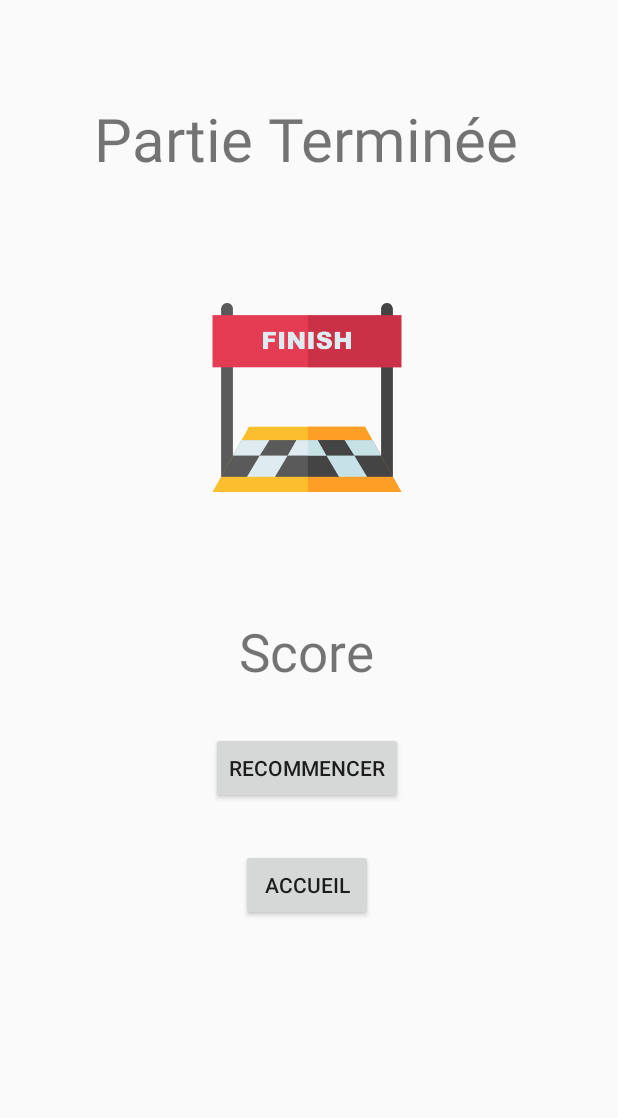
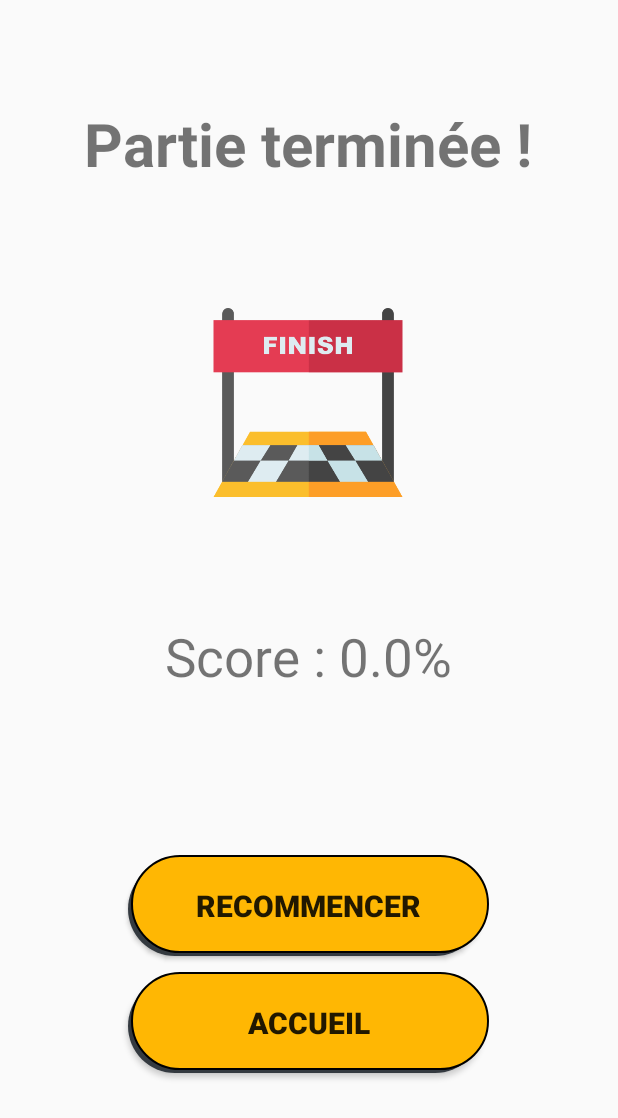
Before and after one commit to ETS-Android2/ProjetAndroidApplication, an Android app: the EndActivity screen opened directly, with no data from a screen before it, on a phone screen of 412 x 824 dp. Shown: the top 1118 px of the screen. Run offline under Robolectric (Android 15) with nearby library versions, the phone set to English and light mode, and no system bars.

Commit message:
EndActivity.class terminée

```diff
--- a/CodeProjet/app/src/main/java/com/example/applicationcalculmental/EndActivity.java
+++ b/CodeProjet/app/src/main/java/com/example/applicationcalculmental/EndActivity.java
@@ -3,8 +3,16 @@ package com.example.applicationcalculmental;
 import android.content.Intent;
 import android.support.v7.app.AppCompatActivity;
 import android.os.Bundle;
+import android.view.View;
+import android.widget.Button;
+import android.widget.EditText;
+import android.widget.TextView;
 
 public class EndActivity extends AppCompatActivity {
+
+    private Button reset;
+    private Button home;
+    private TextView scoreText;
 
     private double score;
 
@@ -18,5 +26,31 @@ public class EndActivity extends AppCompatActivity {
         if(intent != null) {
             if(intent.hasExtra("score")) score = intent.getDoubleExtra("score", 0.0);
         }
+
+        scoreText = (TextView) findViewById(R.id.textViewScore);
+        scoreText.setText("Score : " + score + "%");
+
+        reset = (Button) findViewById(R.id.buttonReset);
+        home = (Button) findViewById(R.id.buttonHome);
+
+        reset.setOnClickListener(new View.OnClickListener() {
+            @Override
+            public void onClick(View view) {
+                openActivityNewGame();
+            }
+        });
+
+        home.setOnClickListener(new View.OnClickListener() {
+            @Override
+            public void onClick(View view) {
+                openActivityHome();
+            }
+        });
+    }
+
+    private void openActivityHome() { startActivity(new Intent(this, MainActivity.class)); }
+
+    private void openActivityNewGame() {
+        startActivity(new Intent(this, NewGameActivity.class));
     }
 }
--- a/CodeProjet/app/src/main/java/com/example/applicationcalculmental/GameActivity.java
+++ b/CodeProjet/app/src/main/java/com/example/applicationcalculmental/GameActivity.java
@@ -305,10 +305,6 @@ public class GameActivity extends AppCompatActivity {
         }
     }
 
-    private void bouclePartie(int limite) {
-
-    }
-
     private boolean videTextViewResultat() {
         textViewResultat.setText("");
         Reponse = 0L;
--- a/CodeProjet/app/src/main/res/layout/activity_end.xml
+++ b/CodeProjet/app/src/main/res/layout/activity_end.xml
@@ -7,28 +7,55 @@
     tools:context=".EndActivity">
 
     <LinearLayout
-        android:layout_width="409dp"
-        android:layout_height="729dp"
+        android:layout_width="match_parent"
+        android:layout_height="match_parent"
+        android:orientation="vertical">
+
+        <Space
+            android:layout_width="match_parent"
+            android:layout_height="wrap_content"
+            android:layout_weight="1"/>
+
+        <LinearLayout
+            android:layout_width="match_parent"
+            android:layout_height="wrap_content"
+            android:orientation="horizontal">
+
+            <Space
+                android:layout_width="wrap_content"
+                android:layout_height="match_parent"
+                android:layout_weight="1"/>
+
+            <LinearLayout
+                android:layout_width="wrap_content"
+                android:layout_height="wrap_content"
                 android:orientation="vertical"
-        tools:layout_editor_absoluteX="1dp"
-        tools:layout_editor_absoluteY="1dp"
-        tools:ignore="MissingConstraints">
+                android:layout_weight="4">
 
                 <TextView
-            android:id="@+id/textViewFinPartie"
-            android:layout_width="wrap_content"
+                    android:layout_width="match_parent"
                     android:layout_height="wrap_content"
-            android:layout_gravity="center"
-            android:layout_marginTop="65dp"
+                    android:text="Partie terminée !"
                     android:textSize="40dp"
-            android:text="Partie Terminée" />
+                    android:textStyle="bold"
+                    android:gravity="center"
+                    android:id="@+id/textViewFinPartie"/>
 
                 <ImageView
-            android:id="@+id/imageFin"
                     android:layout_width="149dp"
                     android:layout_height="291dp"
+                    android:src="@drawable/finish"
                     android:layout_gravity="center"
-            android:src="@drawable/finish" />
+                    android:id="@+id/imageFin"/>
+
+            </LinearLayout>
+
+            <Space
+                android:layout_width="wrap_content"
+                android:layout_height="match_parent"
+                android:layout_weight="1"/>
+
+        </LinearLayout>
 
         <TextView
             android:id="@+id/textViewScore"
@@ -40,24 +67,63 @@
 
         <LinearLayout
             android:layout_width="match_parent"
+            android:layout_height="wrap_content"
+            android:layout_weight="3"
+            android:orientation="horizontal">
+
+            <Space
+                android:layout_width="wrap_content"
                 android:layout_height="match_parent"
-            android:orientation="vertical">
+                android:layout_weight="1"/>
+
+            <LinearLayout
+                android:layout_width="wrap_content"
+                android:layout_height="match_parent"
+                android:orientation="vertical"
+                android:layout_weight="3">
+
+                <Space
+                    android:layout_width="wrap_content"
+                    android:layout_height="match_parent"
+                    android:layout_weight="0.5"/>
 
                 <Button
                     android:id="@+id/buttonReset"
-                android:layout_width="wrap_content"
+                    android:layout_width="match_parent"
                     android:layout_height="wrap_content"
+                    android:layout_margin="5dp"
                     android:layout_gravity="center"
-                android:layout_margin="30dp"
-                android:text="Recommencer" />
+                    android:text="Recommencer"
+                    android:textSize="20sp"
+                    android:textStyle="bold"
+                    android:padding="20dp"
+                    android:background="@drawable/selector_home_btn"/>
 
                 <Button
                     android:id="@+id/buttonHome"
+                    android:layout_width="match_parent"
+                    android:layout_height="wrap_content"
+                    android:layout_margin="5dp"
+                    android:layout_gravity="center"
+                    android:text="Accueil"
+                    android:textSize="20sp"
+                    android:textStyle="bold"
+                    android:padding="20dp"
+                    android:background="@drawable/selector_home_btn"/>
+
+                <Space
                     android:layout_width="wrap_content"
-                android:layout_height="wrap_content"
-                android:layout_gravity="center"
-                android:text="Accueil" />
+                    android:layout_height="match_parent"
+                    android:layout_weight="0.5"/>
             </LinearLayout>
+
+            <Space
+                android:layout_width="wrap_content"
+                android:layout_height="match_parent"
+                android:layout_weight="1"/>
+
+        </LinearLayout>
+
     </LinearLayout>
 
 </android.support.constraint.ConstraintLayout>
```
Lines whose indentation alone changed are shown as unchanged.
